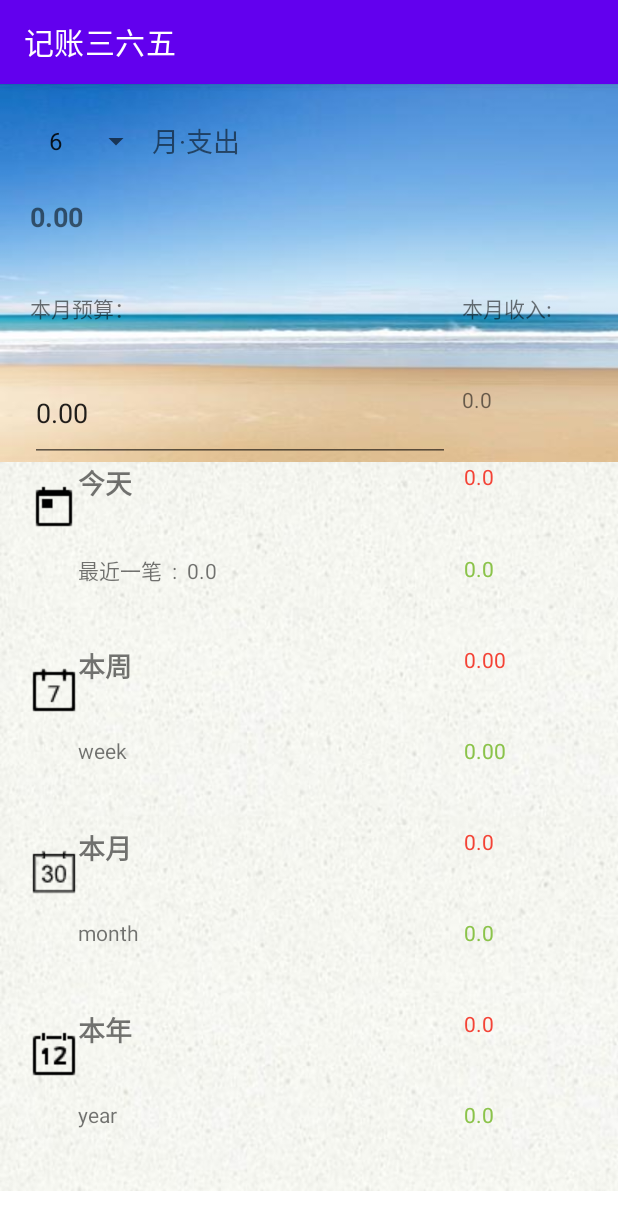
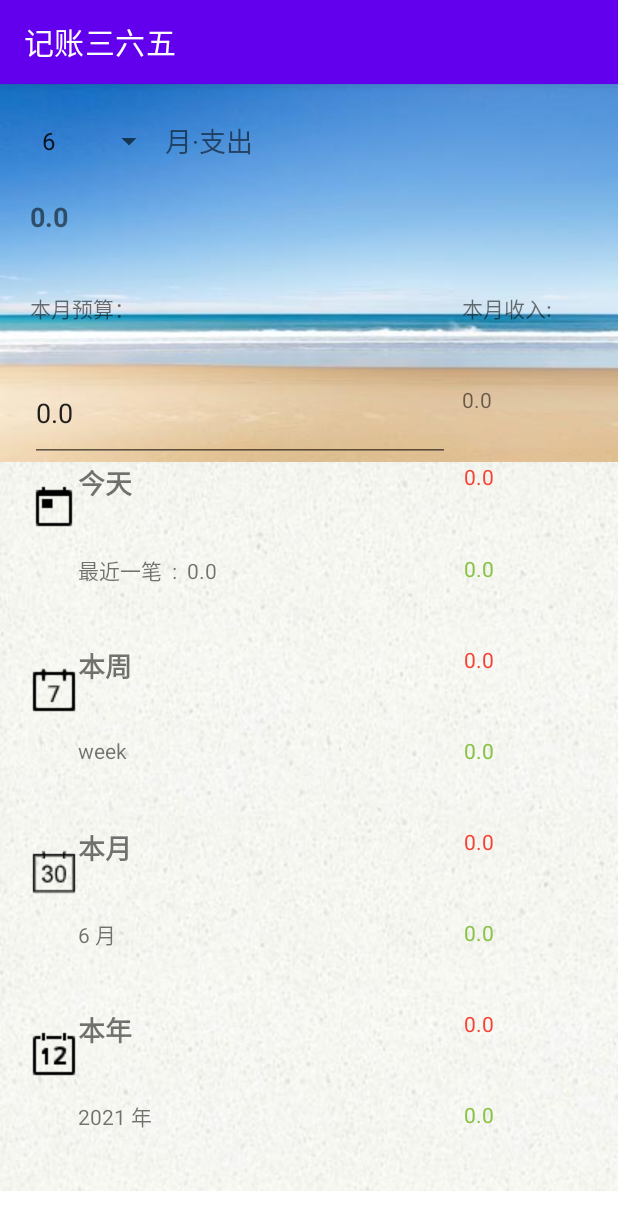
Before and after one commit to AlainCrush/AccountBook, an Android app: the IndexFragment screen opened directly, with no data from a screen before it, on a phone screen of 412 x 824 dp. Shown: the top 1230 px of the screen. Run offline under Robolectric (Android 15) with nearby library versions, the phone set to English and light mode, and no system bars; 1 statement that could not run was skipped.

Commit message:
2021.6.19 更新Index页面，实现组件功能

```diff
--- a/app/src/main/java/com/example/accountbook/DBManager.java
+++ b/app/src/main/java/com/example/accountbook/DBManager.java
@@ -19,6 +19,7 @@ public class DBManager {
     String type = "TYPE";
     String remarks = "REMARKS";
 
+    private static final String TAG = "DBManager";
 
     public DBManager(Context context) {
 
@@ -67,7 +68,8 @@ public class DBManager {
 
     public DBItem CountSum(String[] sqlArgs) {
         SQLiteDatabase db = dbHelper.getReadableDatabase();
-        String sql = "select SUM(MONEY) from " + TBNAME + " where TYPE=? and DATE like ? group by ID";
+        String sql = "select SUM(MONEY) from " + TBNAME + " where TYPE=? and DATE like ?";
+        Log.i(TAG, "CountSum: sql: "+sql);
         Cursor cursor = db.rawQuery(sql, sqlArgs);
         DBItem dbItem = null;
         if (cursor != null && cursor.moveToFirst()) {
--- a/app/src/main/java/com/example/accountbook/IndexFragment.java
+++ b/app/src/main/java/com/example/accountbook/IndexFragment.java
@@ -45,18 +45,20 @@ public class IndexFragment extends Fragment{
         Date date = new Date();
         String noyear = String.valueOf(date.getYear() + 1900);
         String nomonth = String.valueOf(date.getMonth()+1);
+        String noday= String.valueOf(date.getDay()+1);
         textView1 = getActivity().findViewById(R.id.totalcost);
         String[] CostArgs = {"支出", noyear + "-" + nomonth + "-"+"%"};//模糊查询一定要加在字符串数组里加入 百分号%
         spinner = getActivity().findViewById(R.id.monthspinner);
         spinner.setSelection(date.getMonth(),true);
+        //Spinner设置监听
         spinner.setOnItemSelectedListener(new AdapterView.OnItemSelectedListener() {
             @Override
             public void onItemSelected(AdapterView<?> adapterView, View view, int i, long l) {
                 String info=adapterView.getItemAtPosition(i).toString();//获取i所在的文本
                 DBManager dbManager = new DBManager(getActivity());
                 String[] spinnerArgs = {"支出", noyear + "-" + info + "-"+"%"};
-                String spinnerlcost = String.valueOf(dbManager.CountSum(spinnerArgs).getMoney());
-                textView1.setText(spinnerlcost);
+                String spinnercost = String.valueOf(dbManager.CountSum(spinnerArgs).getMoney());
+                textView1.setText(spinnercost);
             }
             @Override
             public void onNothingSelected(AdapterView<?> adapterView) {
@@ -66,6 +68,7 @@ public class IndexFragment extends Fragment{
             }
         });
 
+
         DBManager db = new DBManager(getActivity());
         textView2 = getActivity().findViewById(R.id.monthlyincome);
         String[] IncomeArgs = {"收入", noyear + "-" + nomonth + "-"+"%"};
@@ -74,19 +77,17 @@ public class IndexFragment extends Fragment{
 
         editText = getActivity().findViewById(R.id.monthlyavailability);
         String etext = editText.getText().toString();
-        if (!etext.equals("0.00")) {
+        if (!etext.equals("0.0")) {
             editText.setText(String.valueOf(Float.valueOf(etext) - db.CountSum(CostArgs).getMoney()));
         }
 
         dt = getActivity().findViewById(R.id.latest);
         dt.setText("最近一笔 " + db.listLatest().getType() + " : " + db.listLatest().getRemarks() + " " + db.listLatest().getMoney());
-        SimpleDateFormat dd = new SimpleDateFormat("yyyy-MM-dd");
         dt1 = getActivity().findViewById(R.id.tdcost);
-        String[] dt1Args = {"支出", dd.format(date)+"%"};
-
+        String[] dt1Args = {"支出", noyear+"-"+nomonth+"-"+noday+"%"};
         dt1.setText(String.valueOf(db.CountSum(dt1Args).getMoney()));
         dt2 = getActivity().findViewById(R.id.tdincome);
-        String[] dt2Args = {"收入", dd.format(date)+"%"};
+        String[] dt2Args = {"收入", noyear+"-"+nomonth+"-"+noday+"%"};
         dt2.setText(String.valueOf(db.CountSum(dt2Args).getMoney()));
 
         wt = getActivity().findViewById(R.id.week);
@@ -95,6 +96,7 @@ public class IndexFragment extends Fragment{
 
 
         mt = getActivity().findViewById(R.id.month);
+        mt.setText(nomonth+" 月");
         mt1 = getActivity().findViewById(R.id.monthcost);
         mt1.setText(String.valueOf(db.CountSum(CostArgs).getMoney()));
         mt2 = getActivity().findViewById(R.id.monthincome);
@@ -102,9 +104,10 @@ public class IndexFragment extends Fragment{
 
 
         yt = getActivity().findViewById(R.id.year);
+        yt.setText(noyear+" 年");
         yt1 = getActivity().findViewById(R.id.yearcost);
         String[] yt1Args={"支出",noyear+"-"+"%"};
-        yt1.setText(String.valueOf(db.CountSum(yt1Args).getMoney()));
+        yt1.setText(String.valueOf(db.CountSum(yt1Args).getMoney()));//18.5
         yt2 = getActivity().findViewById(R.id.yearincome);
         String[] yt2Args={"收入",noyear+"-"+"%"};
         yt2.setText(String.valueOf(db.CountSum(yt2Args).getMoney()));
--- a/app/src/main/res/layout/frame_index.xml
+++ b/app/src/main/res/layout/frame_index.xml
@@ -48,7 +48,7 @@
 
                         <Spinner
                             android:id="@+id/monthspinner"
-                            android:layout_width="wrap_content"
+                            android:layout_width="90dp"
                             android:layout_height="match_parent"
                             android:entries="@array/spingarr"
                             android:gravity="center" />
@@ -100,7 +100,7 @@
                                 android:layout_width="match_parent"
                                 android:layout_height="wrap_content"
                                 android:layout_weight="1"
-                                android:text="0.00"></EditText>
+                                android:text="@string/zoro_str"></EditText>
                         </LinearLayout>
                         <LinearLayout
                             android:layout_width="match_parent"
@@ -118,7 +118,7 @@
                                 android:layout_width="match_parent"
                                 android:layout_height="wrap_content"
                                 android:layout_marginLeft="8dp"
-                                android:text="0.00"></TextView>
+                                android:text="@string/zoro_str"></TextView>
                         </LinearLayout>
 
                     </LinearLayout>
--- a/app/src/main/res/values/strings.xml
+++ b/app/src/main/res/values/strings.xml
@@ -18,7 +18,7 @@
         <item>支出</item>
         <item>收入</item>
     </string-array>
-    <string name="zoro_str">0.00</string>
+    <string name="zoro_str">0.0</string>
     <string name="title_activity_add">MainActivity</string>
     <string name="title_home">Home</string>
     <string name="title_dashboard">Dashboard</string>
```
